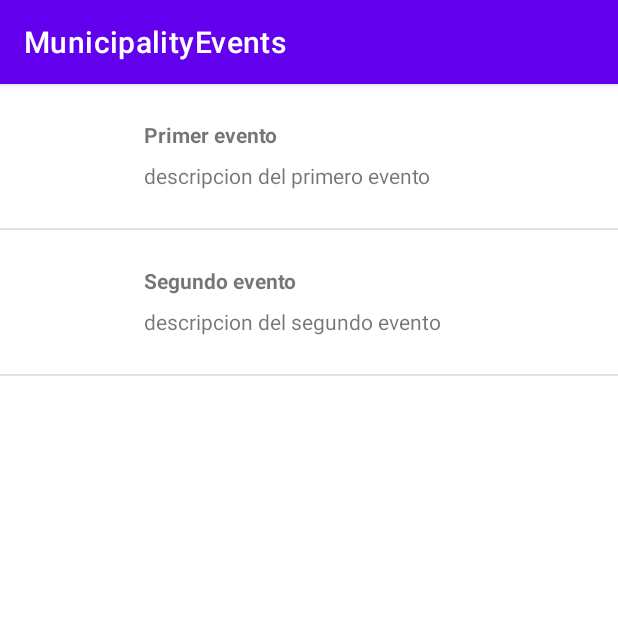
After one commit to MartinMarandola/municipality-events-android, an Android app: the EventListActivity screen opened directly, with no data from a screen before it, on a phone screen of 412 x 824 dp, the top half of it. The commit adds this screen. Run offline under Robolectric (Android 15) with nearby library versions, the phone set to English and light mode, and no system bars.

Commit message:
-added eventList activity and views

```diff
--- a/app/build.gradle
+++ b/app/build.gradle
@@ -1,6 +1,7 @@
 plugins {
     id 'com.android.application'
     id 'kotlin-android'
+    id 'kotlin-android-extensions'
 }
 
 android {
--- /dev/null
+++ b/app/src/main/java/com/example/municipalityevents/EventListActivity.kt
@@ -0,0 +1,35 @@
+package com.example.municipalityevents
+
+import android.content.Intent
+import androidx.appcompat.app.AppCompatActivity
+import android.os.Bundle
+import com.example.municipalityevents.entities.Event
+import com.example.municipalityevents.entities.EventAdapter
+import kotlinx.android.synthetic.main.activity_event_list.*
+import kotlinx.android.synthetic.main.item_event.*
+
+class EventListActivity : AppCompatActivity() {
+    override fun onCreate(savedInstanceState: Bundle?) {
+        super.onCreate(savedInstanceState)
+        setContentView(R.layout.activity_event_list)
+
+
+        val event = Event("Primer evento", "descripcion del primero evento", R.drawable.ic_baseline_event_24)
+        val event_2 = Event("Segundo evento", "descripcion del segundo evento", R.drawable.ic_baseline_event_24)
+
+
+        val listaEventos = listOf(event, event_2)
+
+        val adapter = EventAdapter(this, listaEventos)
+
+        eventList.adapter = adapter
+        eventList.setOnItemClickListener { parent, view, position, id ->
+            val intent = Intent(this, EventActivity::class.java)
+            intent.putExtra("evento", listaEventos[position])
+            startActivity(intent)
+
+        }
+
+
+    }
+}
--- /dev/null
+++ b/app/src/main/java/com/example/municipalityevents/entities/Event.kt
@@ -0,0 +1,5 @@
+package com.example.municipalityevents.entities
+
+import java.io.Serializable
+
+class Event(val nombre:String, val descripcion:String, val imagen: Int): Serializable
--- /dev/null
+++ b/app/src/main/java/com/example/municipalityevents/entities/EventAdapter.kt
@@ -0,0 +1,29 @@
+package com.example.municipalityevents.entities
+
+import android.content.Context
+import android.view.LayoutInflater
+import android.view.View
+import android.view.ViewGroup
+import android.widget.ArrayAdapter
+import android.widget.TextView
+import kotlinx.android.synthetic.main.item_event.view.*
+
+
+class EventAdapter(private val mContext: Context, private val eventList: List<Event>) : ArrayAdapter<Event>(mContext, 0, eventList) {
+    override fun getView(position: Int, convertView: View?, parent: ViewGroup): View {
+
+        var layout = LayoutInflater.from(mContext).inflate(com.example.municipalityevents.R.layout.item_event, parent, false)
+
+        val event = eventList[position]
+
+        layout.nombre.text = event.nombre
+        layout.descripcion.text = event.descripcion
+        layout.imageView.setImageResource(event.imagen)
+
+
+        return layout
+
+    }
+
+
+}
--- /dev/null
+++ b/app/src/main/res/drawable/ic_baseline_event_24.xml
@@ -0,0 +1,5 @@
+<vector android:height="24dp" android:tint="#FFFFFF"
+    android:viewportHeight="24" android:viewportWidth="24"
+    android:width="24dp" xmlns:android="http://schemas.android.com/apk/res/android">
+    <path android:fillColor="@android:color/white" android:pathData="M17,12h-5v5h5v-5zM16,1v2L8,3L8,1L6,1v2L5,3c-1.11,0 -1.99,0.9 -1.99,2L3,19c0,1.1 0.89,2 2,2h14c1.1,0 2,-0.9 2,-2L21,5c0,-1.1 -0.9,-2 -2,-2h-1L18,1h-2zM19,19L5,19L5,8h14v11z"/>
+</vector>
--- /dev/null
+++ b/app/src/main/res/layout/activity_event_list.xml
@@ -0,0 +1,17 @@
+<?xml version="1.0" encoding="utf-8"?>
+<androidx.constraintlayout.widget.ConstraintLayout xmlns:android="http://schemas.android.com/apk/res/android"
+    xmlns:app="http://schemas.android.com/apk/res-auto"
+    xmlns:tools="http://schemas.android.com/tools"
+    android:layout_width="match_parent"
+    android:layout_height="match_parent"
+    tools:context=".EventListActivity">
+
+    <ListView
+        android:id="@+id/eventList"
+        android:layout_width="0dp"
+        android:layout_height="0dp"
+        app:layout_constraintBottom_toBottomOf="parent"
+        app:layout_constraintEnd_toEndOf="parent"
+        app:layout_constraintStart_toStartOf="parent"
+        app:layout_constraintTop_toTopOf="parent" />
+</androidx.constraintlayout.widget.ConstraintLayout>
--- /dev/null
+++ b/app/src/main/res/layout/item_event.xml
@@ -0,0 +1,40 @@
+<?xml version="1.0" encoding="utf-8"?>
+<androidx.constraintlayout.widget.ConstraintLayout xmlns:android="http://schemas.android.com/apk/res/android"
+    xmlns:app="http://schemas.android.com/apk/res-auto"
+    xmlns:tools="http://schemas.android.com/tools"
+    android:layout_width="match_parent"
+    android:layout_height="wrap_content">
+
+    <ImageView
+        android:id="@+id/imageView"
+        android:layout_width="64dp"
+        android:layout_height="64dp"
+        android:layout_marginStart="16dp"
+        android:layout_marginTop="16dp"
+        android:layout_marginBottom="16dp"
+        app:layout_constraintBottom_toBottomOf="parent"
+        app:layout_constraintStart_toStartOf="parent"
+        app:layout_constraintTop_toTopOf="parent"
+        app:srcCompat="@drawable/ic_launcher_background" />
+
+    <TextView
+        android:id="@+id/nombre"
+        android:layout_width="wrap_content"
+        android:layout_height="wrap_content"
+        android:layout_marginStart="16dp"
+        android:layout_marginTop="24dp"
+        android:text="TextView"
+        android:textStyle="bold"
+        app:layout_constraintStart_toEndOf="@+id/imageView"
+        app:layout_constraintTop_toTopOf="parent" />
+
+    <TextView
+        android:id="@+id/descripcion"
+        android:layout_width="wrap_content"
+        android:layout_height="wrap_content"
+        android:layout_marginStart="16dp"
+        android:layout_marginTop="8dp"
+        android:text="Aquí una descripción del evento"
+        app:layout_constraintStart_toEndOf="@+id/imageView"
+        app:layout_constraintTop_toBottomOf="@+id/nombre" />
+</androidx.constraintlayout.widget.ConstraintLayout>
--- a/app/src/main/res/values/strings.xml
+++ b/app/src/main/res/values/strings.xml
@@ -16,8 +16,8 @@
     <string name="password">Contraseña</string>
     <string name="email">Email</string>
     <string name="date">Fecha de nacimiento</string>
-    <string name ="signIn">Iniciar sesión</string>
-    <string name ="signUp">Registrarse</string>
+    <string name="signIn">Iniciar sesión</string>
+    <string name="signUp">Registrarse</string>
     <string name="passwordText">Contraseña</string>
     <string name="login">Ingresar</string>
     <string name="forgotpassword">¿Olvidó su contraseña?</string>
```
Also changed, not shown: app/src/main/AndroidManifest.xml (+10 -3 lines), app/src/main/java/com/example/municipalityevents/EventActivity.kt (added, +19 -0 lines), app/src/main/res/layout/activity_event.xml (added, +44 -0 lines).
